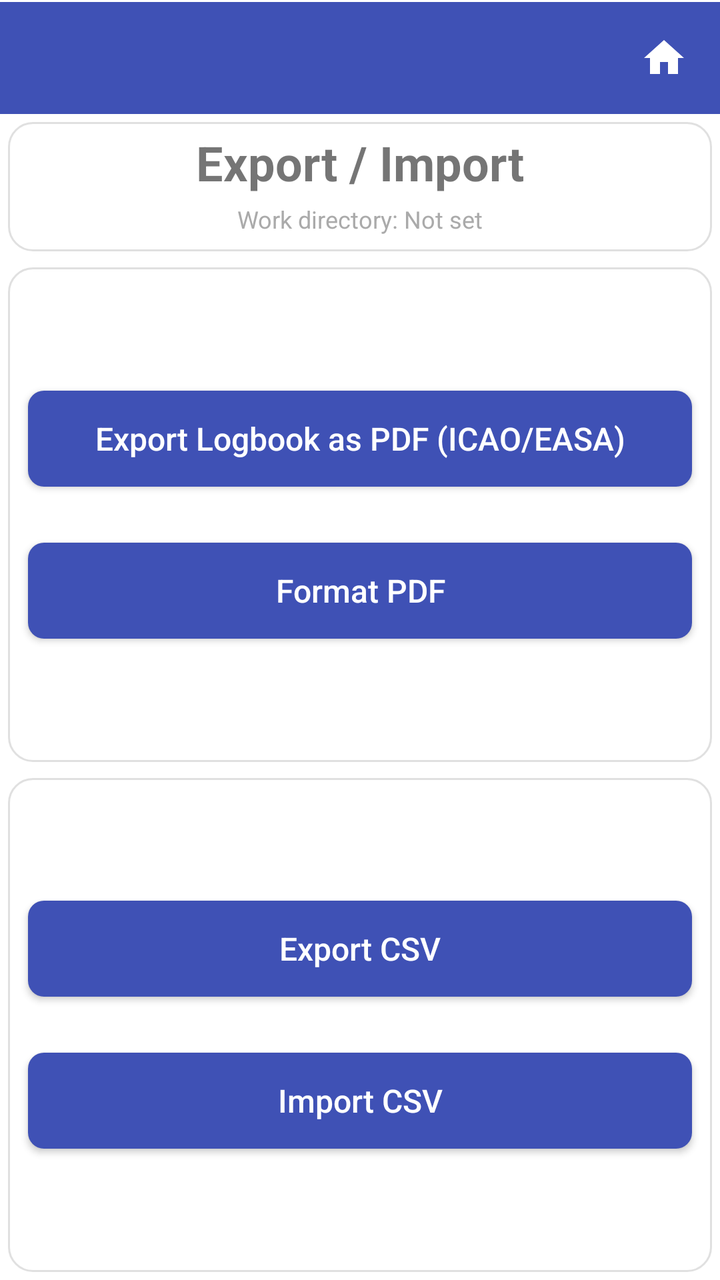
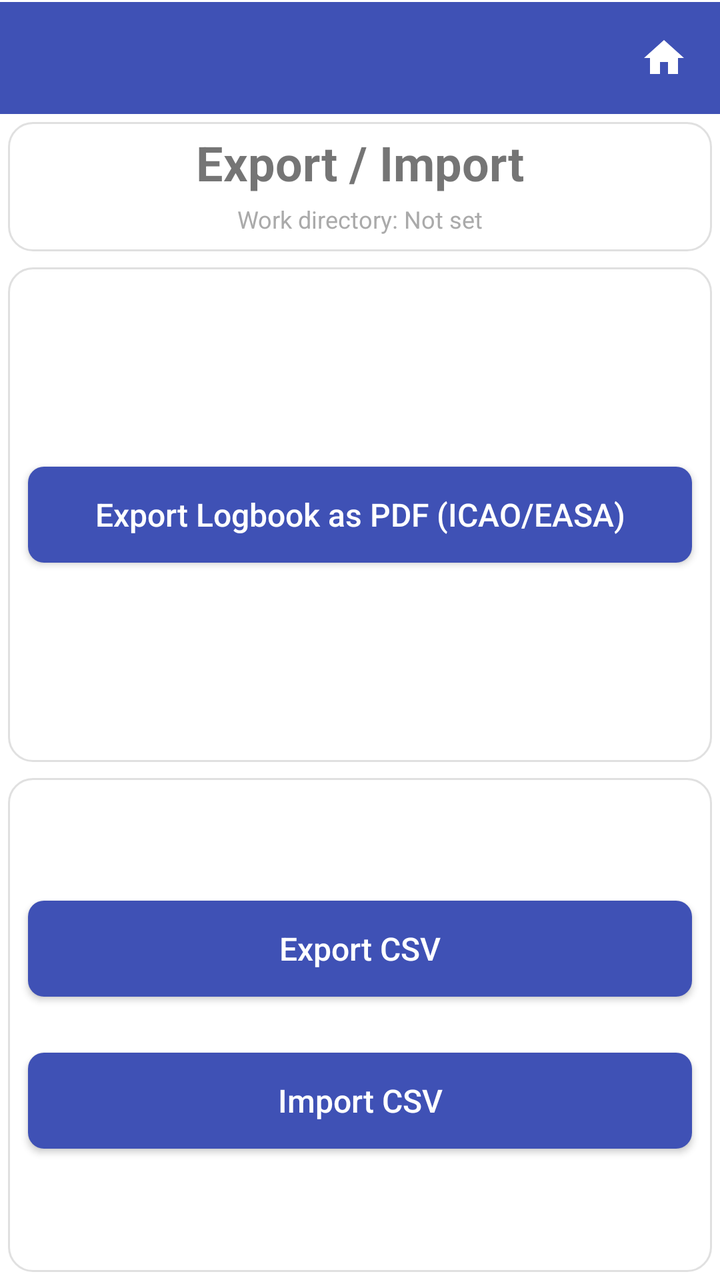

Two renders of the same Android screen: before a commit and after it. Below are the layout's source before the change and the commit's diff.
<!-- AndroidManifest.xml: application theme Theme.StripToLogbook.View -->
<!-- res/layout/activity_export_import.xml -->
<?xml version="1.0" encoding="utf-8"?>
<LinearLayout xmlns:android="http://schemas.android.com/apk/res/android"
    android:layout_width="match_parent"
    android:layout_height="match_parent"
    android:orientation="vertical">

    
    <include layout="@layout/view_app_toolbar" />

    
    <LinearLayout
        style="@style/Card.Surface"
        android:layout_width="match_parent"
        android:layout_height="wrap_content"
        android:autoSizeTextType="uniform"
        android:orientation="vertical"
        android:gravity="center">

        <TextView
            android:layout_width="wrap_content"
            android:layout_height="wrap_content"
            android:text="Export / Import"
            android:textSize="24sp"
            android:textStyle="bold" />

        <TextView
            android:id="@+id/txt_work_directory"
            android:layout_width="match_parent"
            android:layout_height="wrap_content"
            android:gravity="center"
            android:paddingTop="4dp"
            android:paddingBottom="4dp"
            android:text="Work directory: Not set"
            android:textColor="@android:color/darker_gray"
            android:textSize="12sp" />

    </LinearLayout>

    
    <LinearLayout
        style="@style/Card.Surface"
        android:layout_width="match_parent"
        android:layout_height="match_parent"
        android:orientation="vertical"
        android:layout_weight="1"
        android:layout_marginTop="6dp"
        android:gravity="center">

        <Button
            android:id="@+id/btn_export_pdf"
            style="@style/PrimaryButtonStyle"
            android:layout_width="match_parent"
            android:layout_height="wrap_content"
            android:text="Export Logbook as PDF (ICAO/EASA)" />

        <Space
            android:layout_width="match_parent"
            android:layout_height="16dp" />

        <Button
            android:id="@+id/btn_format_pdf"
            style="@style/PrimaryButtonStyle"
            android:layout_width="match_parent"
            android:layout_height="wrap_content"
            android:text="Format PDF" />

    </LinearLayout>

    
    <LinearLayout
        style="@style/Card.Surface"
        android:layout_width="match_parent"
        android:layout_height="match_parent"
        android:orientation="vertical"
        android:layout_weight="1"
        android:layout_marginTop="6dp"
        android:gravity="center">

        <Button
            android:id="@+id/btn_export_csv"
            style="@style/PrimaryButtonStyle"
            android:layout_width="match_parent"
            android:layout_height="wrap_content"
            android:text="Export CSV" />

        <Space
            android:layout_width="match_parent"
            android:layout_height="16dp" />

        <Button
            android:id="@+id/btn_import_csv"
            style="@style/PrimaryButtonStyle"
            android:layout_width="match_parent"
            android:layout_height="wrap_content"
            android:text="Import CSV" />

    </LinearLayout>
</LinearLayout>
<!-- res/layout/view_app_toolbar.xml (included above) -->
<?xml version="1.0" encoding="utf-8"?>
<LinearLayout xmlns:android="http://schemas.android.com/apk/res/android"
    android:id="@+id/toolbar_container"
    android:layout_width="match_parent"
    android:layout_height="wrap_content"
    android:orientation="vertical"
    android:background="@color/colorPrimary">

    <View
        android:id="@+id/status_bar_spacer"
        android:layout_width="match_parent"
        android:layout_height="0dp"
        android:background="@color/colorPrimary" />

    <View
        android:layout_width="match_parent"
        android:layout_height="1dp"
        android:background="@color/surface" />

    <LinearLayout
        android:layout_width="match_parent"
        android:layout_height="wrap_content"
        android:orientation="horizontal"
        android:gravity="center_vertical"
        android:background="@color/colorPrimary">

        <androidx.appcompat.widget.Toolbar
            android:id="@+id/toolbar"
            style="@style/ToolbarStyle"
            android:layout_width="0dp"
            android:layout_height="wrap_content"
            android:layout_weight="1"
            android:background="@color/colorPrimary"
            android:minHeight="?attr/actionBarSize" />

        <ImageButton
            android:id="@+id/btn_home"
            android:layout_width="?attr/actionBarSize"
            android:layout_height="?attr/actionBarSize"
            android:background="?attr/selectableItemBackgroundBorderless"
            android:contentDescription="Home"
            android:src="@drawable/ic_home" />
    </LinearLayout>
</LinearLayout>
<!-- resources referenced by this layout -->
<resources>
  <color name="colorPrimary">#3F51B5</color>
  <color name="surface">#FFFFFFFF</color>
  <!-- drawable ic_home (drawable) -->
  <?xml version="1.0" encoding="utf-8"?>
  <vector xmlns:android="http://schemas.android.com/apk/res/android"
      android:width="24dp"
      android:height="24dp"
      android:viewportWidth="24"
      android:viewportHeight="24">
      <path
          android:fillColor="@color/surface"
          android:pathData="M10,20v-6h4v6h5v-8h3L12,3 2,12h3v8z" />
  </vector>
  <style name="Card.Surface">
          <item name="android:background">@drawable/bg_card</item>
          <item name="android:padding">4dp</item>
          <item name="android:layout_margin">4dp</item>
      </style>
  <style name="PrimaryButtonStyle" parent="Widget.AppCompat.Button">
          <item name="android:background">@drawable/bg_button_primary</item>
          <item name="android:textColor">@color/surface</item>
          <item name="android:textSize">16sp</item>
          <item name="android:layout_margin">6dp</item>
          <item name="android:textAllCaps">false</item>
          <item name="android:gravity">center</item>
      </style>
  <style name="ToolbarStyle" parent="Widget.AppCompat.Toolbar">
          <item name="android:background">@color/colorPrimary</item>
          <item name="titleTextAppearance">@style/ToolbarTitleStyle</item>
      </style>
  <!-- drawable bg_card (drawable) -->
  <?xml version="1.0" encoding="utf-8"?>
  <shape xmlns:android="http://schemas.android.com/apk/res/android">
      <solid android:color="@color/surface" />
      <corners android:radius="12dp" />
      <stroke android:width="1dp"
          android:color="@color/border" />
  </shape>
  <!-- drawable bg_button_primary (drawable) -->
  <?xml version="1.0" encoding="utf-8"?>
  <shape xmlns:android="http://schemas.android.com/apk/res/android">
      <solid android:color="@color/colorPrimary" />
      <corners android:radius="8dp" />
  </shape>
  <style name="ToolbarTitleStyle" parent="Widget.AppCompat.EditText">
          
          <item name="android:textColor">@color/surface</item>
          <item name="tint">@android:color/white</item>
      </style>
  <color name="purple_500">#FF6200EE</color>
  <color name="purple_700">#FF3700B3</color>
  <color name="teal_200">#FF03DAC5</color>
  <color name="dropdown_background">#FFFFFFFF</color>
  <style name="NoBackgroundTextView" parent="Widget.AppCompat.TextView">
          <item name="android:background">@null</item>
      </style>
  <style name="MyAutoCompleteTextViewStyle" parent="Widget.AppCompat.AutoCompleteTextView">
          <item name="android:textSize">16sp</item>
          <item name="android:textColor">@color/text_primary</item>
          <item name="android:fontFamily">sans-serif</item>
          <item name="android:popupBackground">@color/dropdown_background</item>
      </style>
  <style name="ToolbarNavButtonStyle" parent="Widget.AppCompat.Toolbar.Button.Navigation">
          <item name="android:tint">@color/surface</item>
      </style>
  <color name="border">#E0E0E0</color>
  <!-- drawable edittext_background (drawable) -->
  <selector xmlns:android="http://schemas.android.com/apk/res/android">
      <item android:state_enabled="false"
          android:drawable="@android:color/transparent" />
      <item android:drawable="@drawable/edittext_background_shape" />
  
  
  
  </selector>
  <color name="text_primary">#DE000000</color>
  <!-- drawable edittext_background_shape (drawable) -->
  <shape xmlns:android="http://schemas.android.com/apk/res/android">
      <solid android:color="@color/edittext_background_color" />
      <corners android:radius="4dp" />
      
      <stroke android:width="1dp" android:color="@color/edittext_stroke_color" />
  </shape>
  <color name="edittext_background_color">#F5F5F5</color>
  <color name="edittext_stroke_color">#DDDDDD</color>
  <!-- unchanged entries left out for length: 2 -->
</resources>

<!-- the commit's change to res/layout/activity_export_import.xml (unified diff, before → after) -->
@@ -52,17 +52,6 @@
             android:layout_width="match_parent"
             android:layout_height="wrap_content"
             android:text="Export Logbook as PDF (ICAO/EASA)" />
-
-        <Space
-            android:layout_width="match_parent"
-            android:layout_height="16dp" />
-
-        <Button
-            android:id="@+id/btn_format_pdf"
-            style="@style/PrimaryButtonStyle"
-            android:layout_width="match_parent"
-            android:layout_height="wrap_content"
-            android:text="Format PDF" />
 
     </LinearLayout>
 
